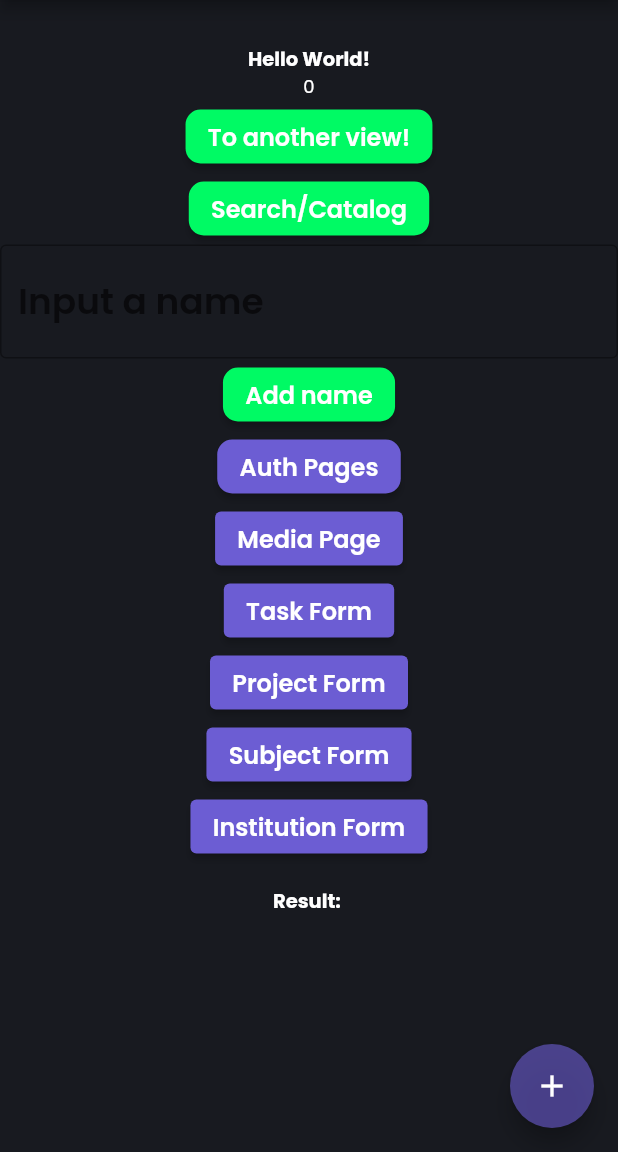
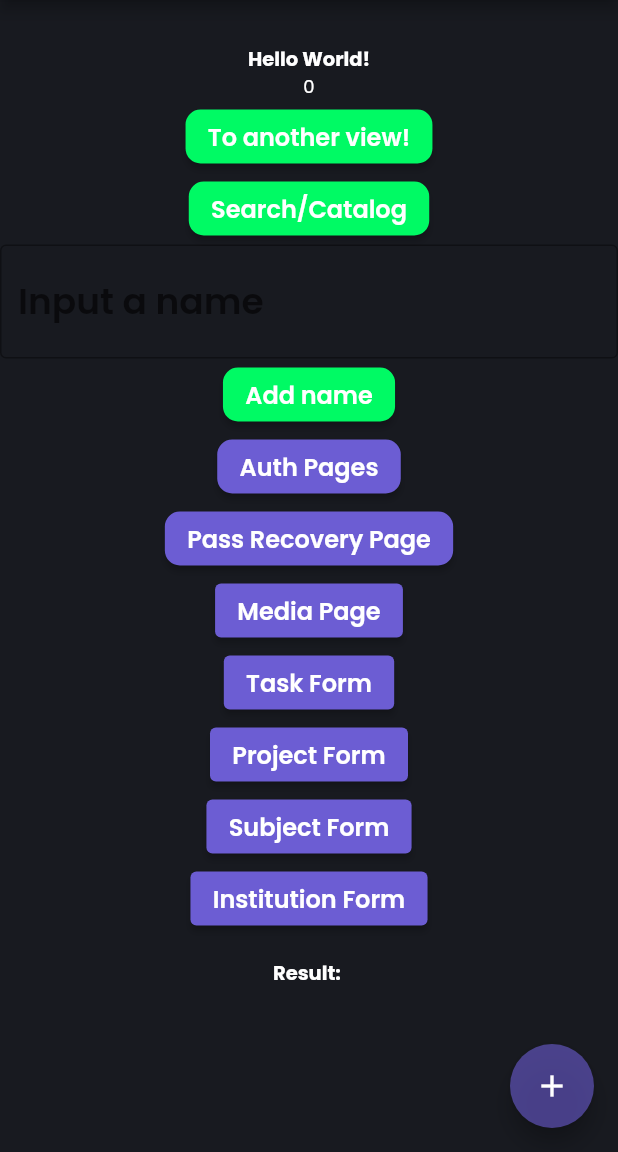
Before and after one commit to DreFlo/lgp-2223-sc1, a Flutter app: the HomePage screen opened directly, on a phone screen of 412 x 824 dp, the part 84-1236 px from its top. Run offline on Flutter 3.47's test engine with Material 2 defaults, Android fonts, the phone set to English and light mode, and no system bars; our stand-ins replace floor, flutter_svg, get_it, like_button, lottie, rive and 1 more; missing offline and left inert: books_finder, emojis, tmdb_api; accounts and stored records are empty; generated files the repository leaves out were written again.

Commit message:
Add Recovery page (button link and page)

```diff
--- a/src/lib/pages/home_page.dart
+++ b/src/lib/pages/home_page.dart
@@ -21,6 +21,7 @@ import 'package:tmdb_api/tmdb_api.dart';
 import 'package:books_finder/books_finder.dart';
 import 'catalog_search/leisure_module.dart';
 import 'package:src/pages/auth/landing_page.dart';
+import 'package:src/pages/auth/password_recov_page.dart';
 
 import 'tasks/project_form.dart';
 import 'tasks/task_form.dart';
@@ -548,10 +549,26 @@ class _HomePageState extends State<HomePage> {
                               bottomLeft: Radius.circular(10))))),
               child: const Text('Auth Pages'),
               onPressed: () {
+                Navigator.push(context,
+                    MaterialPageRoute(builder: (context) => LandingPage()));
+              },
+            ),
+            ElevatedButton(
+              style: ButtonStyle(
+                  backgroundColor: MaterialStateProperty.all(Color(0xFF6C5DD3)),
+                  shape: MaterialStateProperty.all<RoundedRectangleBorder>(
+                      const RoundedRectangleBorder(
+                          borderRadius: BorderRadius.only(
+                              topRight: Radius.circular(10),
+                              topLeft: Radius.circular(10),
+                              bottomRight: Radius.circular(10),
+                              bottomLeft: Radius.circular(10))))),
+              child: const Text('Pass Recovery Page'),
+              onPressed: () {
                 Navigator.push(
                     context,
                     MaterialPageRoute(
-                        builder: (context) => LandingPage()));
+                        builder: (context) => PasswordRecovPage()));
               },
             ),
             ElevatedButton(
```
Also changed, not shown: src/lib/pages/auth/password_recov_page.dart (added, +16 -0 lines).
